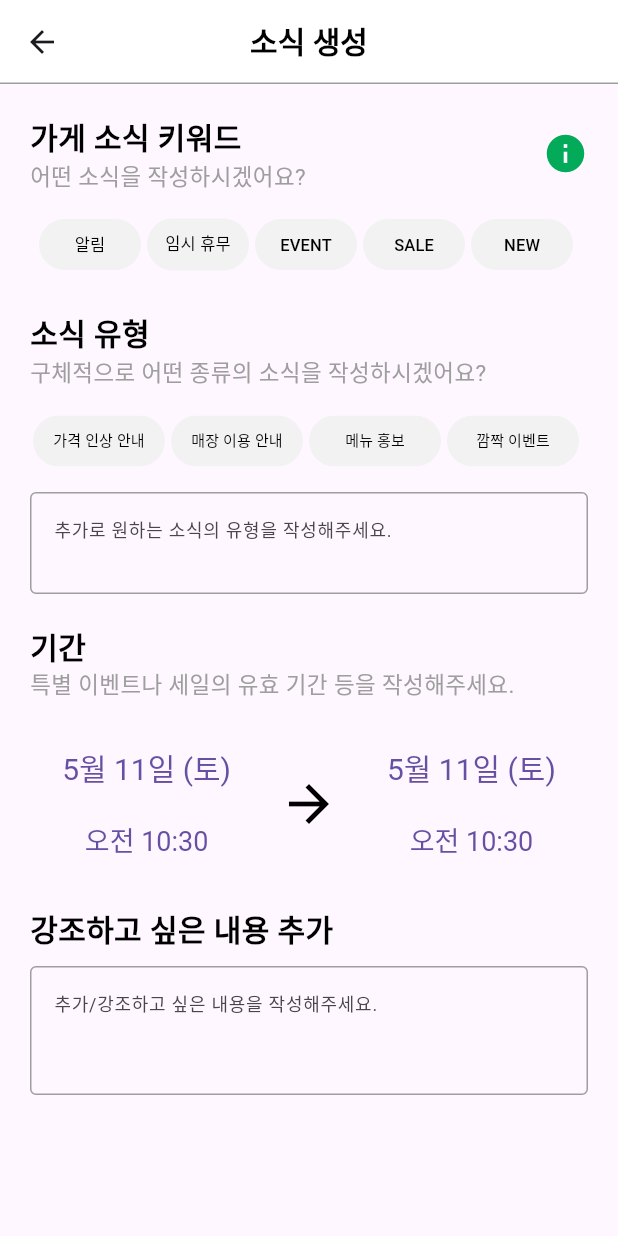
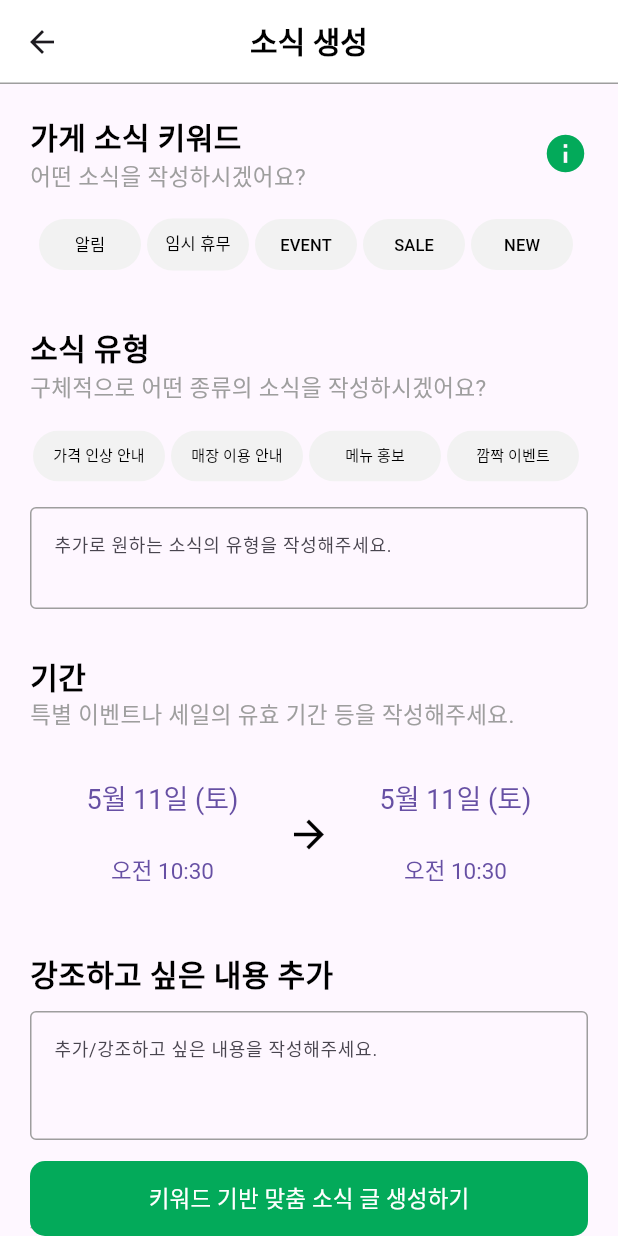
Before and after one commit to NeighClova/Frontend, a Flutter app: the GenerateNews screen opened directly, on a phone screen of 412 x 824 dp. Run offline on Flutter 3.47's test engine with Material 3 defaults, Android fonts, the phone set to English and light mode, and no system bars; our stand-ins replace fluttertoast.

Commit message:
feat: Add caution text and generate button (#2)

```diff
--- a/lib/generate_news.dart
+++ b/lib/generate_news.dart
@@ -67,6 +67,26 @@ class _GenerateNewsState extends State<GenerateNews> {
         ),
         centerTitle: true,
       ),
+      floatingActionButtonLocation: FloatingActionButtonLocation.centerDocked,
+      floatingActionButton: Container(
+        padding: EdgeInsets.symmetric(horizontal: 20),
+        width: MediaQuery.of(context).size.width,
+        height: 50,
+        child: FloatingActionButton.extended(
+
+          onPressed: () {
+
+          },
+          label: Text('키워드 기반 맞춤 소식 글 생성하기',
+            style: TextStyle(
+              fontSize: 15,
+            ),),
+          backgroundColor: Color(0xff03AA5A),
+          foregroundColor: Colors.white,
+          shape: RoundedRectangleBorder(borderRadius: BorderRadius.circular(10)),
+          elevation: 0,
+        ),
+      ),
       body: GestureDetector(
         onTap: () {
           FocusScope.of(context).unfocus();
@@ -133,7 +153,7 @@ class _GenerateNewsState extends State<GenerateNews> {
                         return buildKeyword(index);
                       }),
                     ),
-                    Padding(padding: EdgeInsets.only(top: 20)),
+                    Padding(padding: EdgeInsets.only(top: 30)),
                     Align(
                       alignment: Alignment.centerLeft,
                       child: Column(
@@ -183,7 +203,7 @@ class _GenerateNewsState extends State<GenerateNews> {
                         )
                       ),
                     ),
-                    Padding(padding: EdgeInsets.only(top: 20)),
+                    Padding(padding: EdgeInsets.only(top: 30)),
                     Align(
                       alignment: Alignment.centerLeft,
                       child: Column(
@@ -214,7 +234,7 @@ class _GenerateNewsState extends State<GenerateNews> {
                             children: [
                               TextButton(
                                 style: TextButton.styleFrom(
-                                  textStyle: TextStyle(fontSize: 20, color: Colors.black),
+                                  textStyle: TextStyle(fontSize: 18, color: Colors.black),
                                 ),
                                 onPressed: () async {
                                   final DateTime? dateTime = await showDatePicker(
@@ -233,7 +253,7 @@ class _GenerateNewsState extends State<GenerateNews> {
                               ),
                               TextButton(
                                 style: TextButton.styleFrom(
-                                  textStyle: TextStyle(fontSize: 18, color: Colors.black),
+                                  textStyle: TextStyle(fontSize: 15, color: Colors.black),
                                 ),
                                 onPressed: () async {
                                   final TimeOfDay? timeOfDay = await showTimePicker(
@@ -257,7 +277,7 @@ class _GenerateNewsState extends State<GenerateNews> {
                         ),
                         Padding(padding: EdgeInsets.only(right: 20)),
                         Container(
-                          child: Icon(Icons.arrow_forward, size: 40, color: Colors.black,),
+                          child: Icon(Icons.arrow_forward, size: 30, color: Colors.black,),
                         ),
                         Padding(padding: EdgeInsets.only(right: 20)),
                         Container(
@@ -265,7 +285,7 @@ class _GenerateNewsState extends State<GenerateNews> {
                             children: [
                               TextButton(
                                 style: TextButton.styleFrom(
-                                  textStyle: TextStyle(fontSize: 20, color: Colors.black),
+                                  textStyle: TextStyle(fontSize: 18, color: Colors.black),
                                 ),
                                 onPressed: () async {
                                   final DateTime? dateTime = await showDatePicker(
@@ -284,7 +304,7 @@ class _GenerateNewsState extends State<GenerateNews> {
                               ),
                               TextButton(
                                 style: TextButton.styleFrom(
-                                  textStyle: TextStyle(fontSize: 18, color: Colors.black),
+                                  textStyle: TextStyle(fontSize: 15, color: Colors.black),
                                 ),
                                 onPressed: () async {
                                   final TimeOfDay? timeOfDay = await showTimePicker(
@@ -308,7 +328,7 @@ class _GenerateNewsState extends State<GenerateNews> {
                         ),
                       ],
                     ),
-                    Padding(padding: EdgeInsets.only(top: 20)),
+                    Padding(padding: EdgeInsets.only(top: 30)),
                     Align(
                       alignment: Alignment.centerLeft,
                       child : Text('강조하고 싶은 내용 추가',
@@ -340,6 +360,9 @@ class _GenerateNewsState extends State<GenerateNews> {
                         )
                       ),
                     ),
+                    Padding(padding: EdgeInsets.only(top: 30)),
+                    caution(),
+                    Padding(padding: EdgeInsets.only(top: 60)),
                   ],
                 ),
               ),
@@ -443,4 +466,46 @@ class _GenerateNewsState extends State<GenerateNews> {
       ),
     );
   }
+
+  Widget caution() {
+    return Align(
+      alignment: Alignment.centerLeft,
+      child: Column(
+        crossAxisAlignment: CrossAxisAlignment.start,
+        children: [
+          Text('소식글 생성 시 주의 사항',
+            style: TextStyle(
+              fontSize: 12,
+              color: Colors.grey,
+              fontWeight: FontWeight.bold,
+            ),
+          ),
+          Text('- 할인율, 이벤트 날짜, 위치 등 구체적인 정보를 제공해 주세요.',
+            style: TextStyle(
+              fontSize: 12,
+              color: Colors.grey,
+            ),
+          ),
+          Text('- 추가/강조하고 싶은 내용을 작성해 주시면 가게에 더욱 맞춤화된 글을 작성해드릴 수 있어요!',
+            style: TextStyle(
+              fontSize: 12,
+              color: Colors.grey,
+            ),
+          ),
+          Text('- NeighClova는 광고 및 마케팅과 관련된 법률을 준수합니다. 허위 사실 또는 과장 광고는 피해주세요.',
+            style: TextStyle(
+              fontSize: 12,
+              color: Colors.grey,
+            ),
+          ),
+          Text('- AI가 생성한 내용을 항상 먼저 검토하고 필요에 따라 수정하세요!',
+            style: TextStyle(
+              fontSize: 12,
+              color: Colors.grey,
+            ),
+          ),
+        ],
+      ),
+    );
+  }
 }
```
